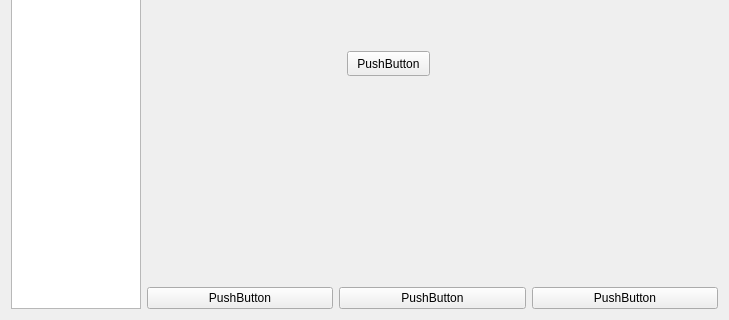
Before: the Qt Designer form src/main/maindialog.ui in axsapronov/QStyleMaker, drawn with Qt 5; both pictures show x 0 to 729 and y 162 to 482 of the 729 by 482 pixel window.
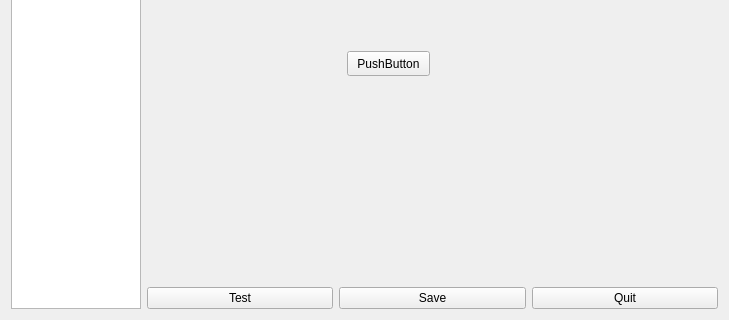
After: the same form once the commit is applied. The open tabs and pages were chosen to show the change.

Commit message: [ADD] add slots and signal

The edit to the form file:
```diff
--- a/src/main/maindialog.ui
+++ b/src/main/maindialog.ui
@@ -99,21 +99,21 @@
      <item>
       <widget class="QPushButton" name="pushButton">
        <property name="text">
-        <string>PushButton</string>
+        <string>Test</string>
        </property>
       </widget>
      </item>
      <item>
       <widget class="QPushButton" name="pushButton_2">
        <property name="text">
-        <string>PushButton</string>
+        <string>Save</string>
        </property>
       </widget>
      </item>
      <item>
       <widget class="QPushButton" name="pushButton_3">
        <property name="text">
-        <string>PushButton</string>
+        <string>Quit</string>
        </property>
       </widget>
      </item>
```
Left out of the diff: 10 changed lines with no effect on the pictures. The commit also changes 2 other files.
